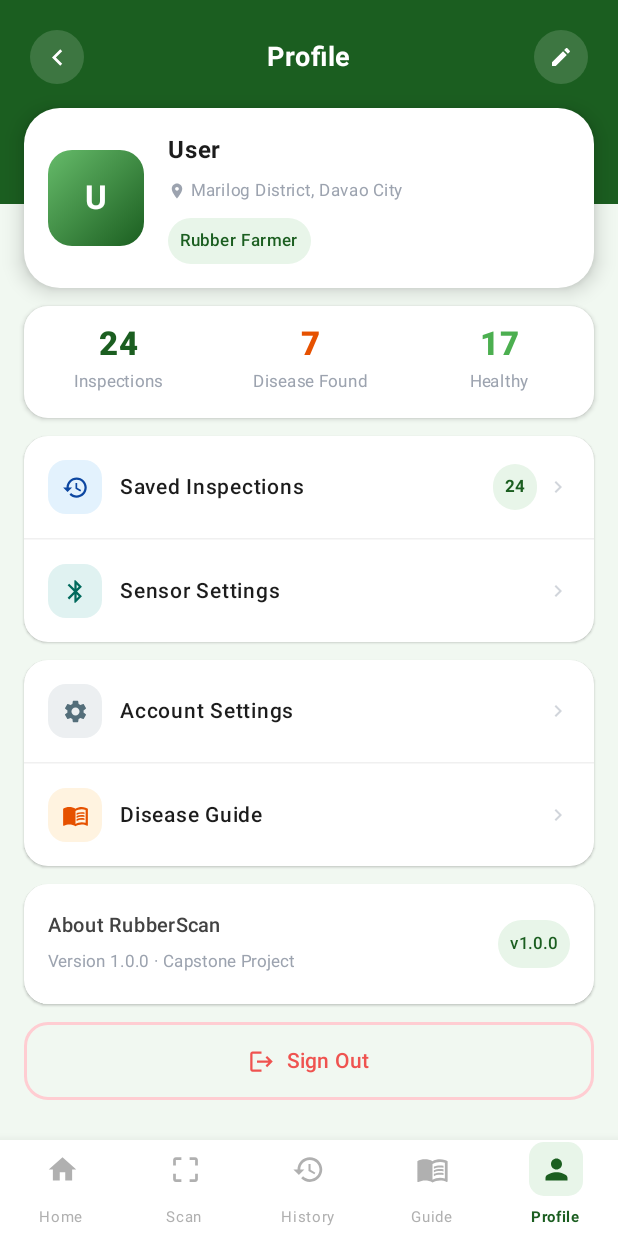
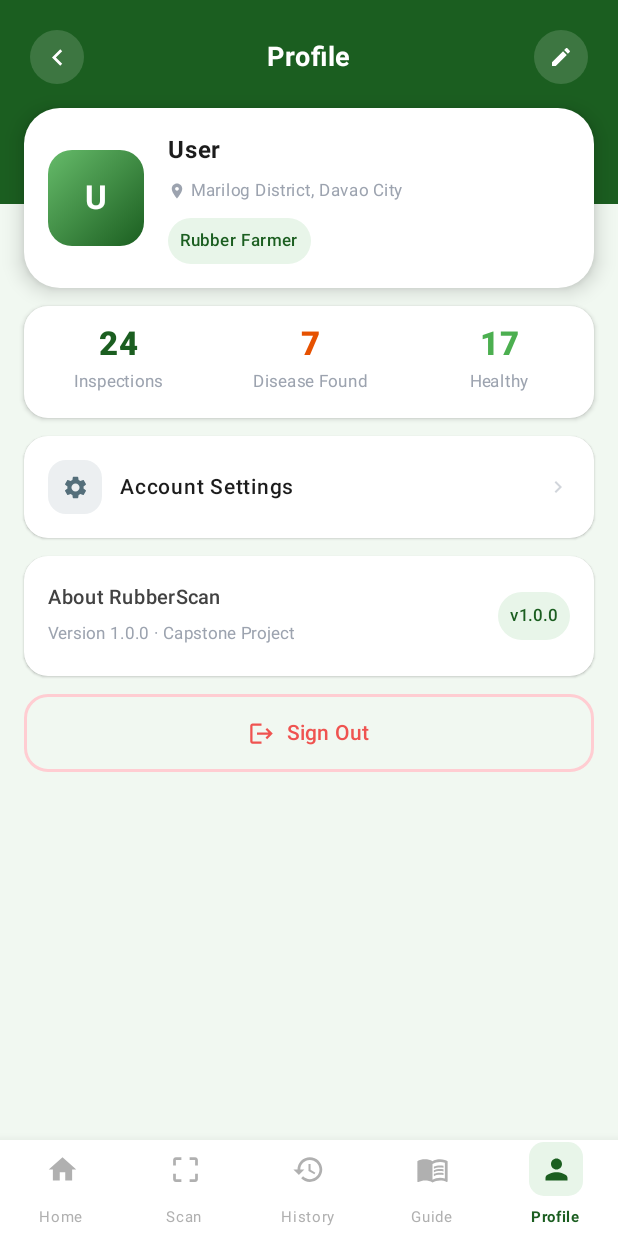
Before and after one commit to Queenie0926/RubberScan, an Android app built with Jetpack Compose: the ProfileScreen screen opened through its navigation route, on a phone screen of 412 x 824 dp. Run offline under Robolectric (Android 15) with nearby library versions, the light colour scheme and no system bars; our stand-ins replace Firebase (no records; nobody signed in at launch, a user with empty details on screens opened directly), Room's generated code.

Commit message:
Updated profile screen

```diff
--- a/app/src/main/java/com/example/rubberscan/ProfileScreen.kt
+++ b/app/src/main/java/com/example/rubberscan/ProfileScreen.kt
@@ -46,14 +46,9 @@ data class ProfileStat(
 )
 
 // ── Sample data ────────────────────────────────────────────
+
 private val menuSection1 = listOf(
-    ProfileMenuItem(Icons.Default.History, Color(0xFF0D47A1), "Saved Inspections", Color(0xFFE3F2FD), "24", "history"),
-    ProfileMenuItem(Icons.Default.Bluetooth, Color(0xFF00695C), "Sensor Settings", Color(0xFFE0F2F1), null, "ble-pairing")
-)
-
-private val menuSection2 = listOf(
     ProfileMenuItem(Icons.Default.Settings, Color(0xFF546E7A), "Account Settings", Color(0xFFECEFF1), null, "settings"),
-    ProfileMenuItem(Icons.Default.MenuBook, OrangeDark, "Disease Guide", OrangeLight, null, "disease-guide")
 )
 
 private val profileStats = listOf(
@@ -67,6 +62,7 @@ private val profileStats = listOf(
 fun ProfileScreen(
     onBack: () -> Unit = {},
     onNavigate: (String) -> Unit = {},
+    onSignOut: () -> Unit = {},
     userName: String = "",
     userEmail: String = ""
 ) {
@@ -215,7 +211,6 @@ fun ProfileScreen(
             verticalArrangement = Arrangement.spacedBy(12.dp)
         ) {
             MenuSectionCard(items = menuSection1, onNavigate = onNavigate)
-            MenuSectionCard(items = menuSection2, onNavigate = onNavigate)
 
             // About card
             Card(
@@ -247,7 +242,7 @@ fun ProfileScreen(
 
             // Sign Out button
             OutlinedButton(
-                onClick = { onNavigate("login") },
+                onClick = { onSignOut() },
                 shape = RoundedCornerShape(16.dp),
                 border = androidx.compose.foundation.BorderStroke(2.dp, Color(0xFFFFCDD2)),
                 colors = ButtonDefaults.outlinedButtonColors(contentColor = Color(0xFFEF5350)),
```
